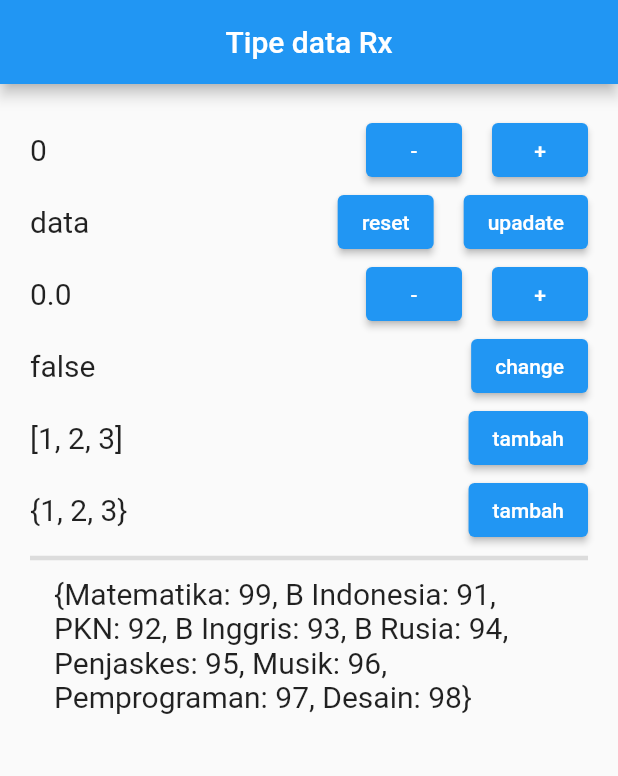
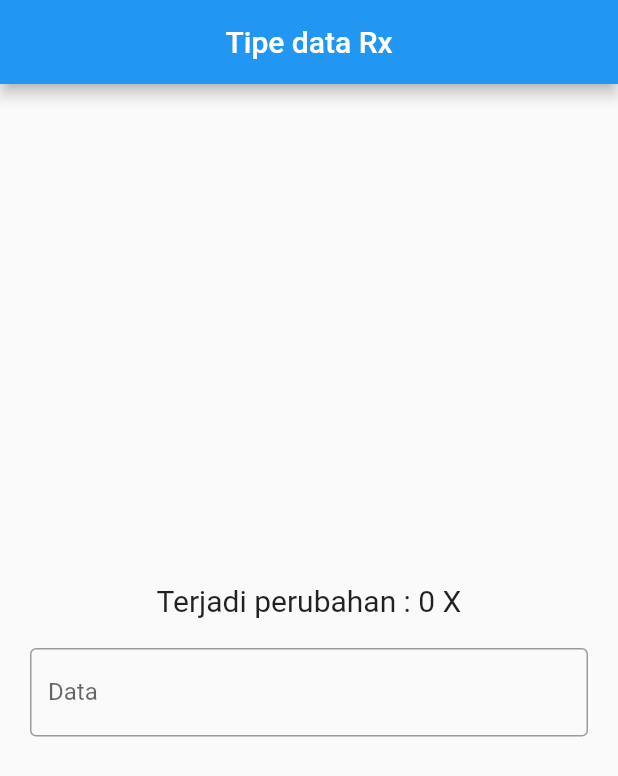
Before and after one commit to juragancode/belajar_getx, a Flutter app: the screen it shows after launch, on a phone screen of 412 x 824 dp. Shown: the top 776 px of the screen. Run offline on Flutter 3.47's test engine with Material 2 defaults, Android fonts, the phone set to English and light mode, and no system bars; our stand-ins replace get; missing offline and left inert: dart:ffi.

Commit message:
Workers 02

```diff
--- a/lib/controllers/homeController.dart
+++ b/lib/controllers/homeController.dart
@@ -1,70 +1,26 @@
+import 'dart:ffi';
+
 import 'package:get/get.dart';
 
 class homeController extends GetxController {
-  RxInt dataInt = 0.obs;
-  RxString dataString = "data".obs;
-  RxDouble dataDouble = 0.0.obs;
-  RxBool dataBool = false.obs;
-  RxList<int> dataList = [1, 2, 3].obs;
-  RxSet<int> dataSet = {1, 2, 3}.obs;
-  RxMap<String, int> myMap = <String, int>{
-    "Matematika": 99,
-    "B Indonesia": 91,
-    "PKN": 92,
-    "B Inggris": 93,
-    "B Rusia": 94,
-    "Penjaskes": 95,
-    "Musik": 96,
-    "Pemprograman": 97,
-    "Desain": 98,
-  }.obs;
+  RxInt dataPantau = 0.obs;
 
-  int angkaSelanjutnyaList = 4;
-  int angkaSelanjutnyaSet = 4;
+  void change() => dataPantau++;
 
-  void tambahDataList() {
-    dataList.add(angkaSelanjutnyaList);
-    angkaSelanjutnyaList++;
-  }
-
-  void tambahDataSet() {
-    dataSet.add(angkaSelanjutnyaSet);
-    angkaSelanjutnyaSet++;
-  }
-
-  void changeDataBool() {
-    // if (dataBool.value == false) {
-
-    // if (dataBool.isFalse) {
-    //   dataBool.value = true;
-    // } else {
-    //   dataBool.value = false;
-    // }
-
-    dataBool.toggle();
-  }
-
-  void updateDataString() {
-    dataString.value = "data(updated)";
-  }
-
-  void resetDataString() {
-    dataString.value = "data";
-  }
-
-  void incrementInt() => dataInt++;
-  void decrementInt() => dataInt--;
-
-  void incrementDouble() => dataDouble.value = dataDouble.value +
-      0.10000000000000000000000000000000000000000000000000000000000000000000000000000000000;
-  void decrementDouble() => dataDouble.value = dataDouble.value -
-      0.10000000000000000000000000000000000000000000000000000000000000000000000000000000000;
-
-  void updateDataBool() {
-    dataBool.value = true;
-  }
-
-  void resetDataBool() {
-    dataBool.value = false;
+  @override
+  void onInit() {
+    // ever(dataPantau, (data) => print("Perubahan"));
+    // once(dataPantau, (data) => print("hanya memantau 1x perubahan"));
+    // debounce(
+    //   dataPantau,
+    //   (data) => print("Pantau 2 seconds"),
+    //   time: Duration(seconds: 2),
+    // );
+    interval(
+      dataPantau,
+      (data) => print("Pantau 2 seconds"),
+      time: Duration(seconds: 2),
+    );
+    super.onInit();
   }
 }
--- a/lib/pages/home.dart
+++ b/lib/pages/home.dart
@@ -16,147 +16,25 @@ class HomePage extends StatelessWidget {
           "Tipe data Rx",
         ),
       ),
-      body: ListView(
-        padding: EdgeInsets.all(20),
-        children: [
-          Row(
-            mainAxisAlignment: MainAxisAlignment.spaceBetween,
+      body: Padding(
+        padding: const EdgeInsets.all(20),
+        child: Center(
+          child: Column(
+            mainAxisAlignment: MainAxisAlignment.center,
             children: [
               Obx(() => Text(
-                    "${homeC.dataInt}",
+                    "Terjadi perubahan : ${homeC.dataPantau} X",
                     style: TextStyle(fontSize: 20),
                   )),
-              Row(
-                children: [
-                  ElevatedButton(
-                    onPressed: () => homeC.decrementInt(),
-                    child: Text("-"),
-                  ),
-                  SizedBox(width: 20),
-                  ElevatedButton(
-                    onPressed: () => homeC.incrementInt(),
-                    child: Text("+"),
-                  ),
-                ],
-              ),
+              SizedBox(height: 20),
+              TextField(
+                onChanged: (value) => homeC.change(),
+                decoration: InputDecoration(
+                    labelText: "Data", border: OutlineInputBorder()),
+              )
             ],
           ),
-          Row(
-            mainAxisAlignment: MainAxisAlignment.spaceBetween,
-            children: [
-              Obx(() => Text(
-                    "${homeC.dataString}",
-                    style: TextStyle(fontSize: 20),
-                  )),
-              Row(
-                children: [
-                  ElevatedButton(
-                    onPressed: () => homeC.resetDataString(),
-                    child: Text("reset"),
-                  ),
-                  SizedBox(width: 20),
-                  ElevatedButton(
-                    onPressed: () => homeC.updateDataString(),
-                    child: Text("upadate"),
-                  ),
-                ],
-              ),
-            ],
-          ),
-          Row(
-            mainAxisAlignment: MainAxisAlignment.spaceBetween,
-            children: [
-              Obx(() => Text(
-                    "${homeC.dataDouble}",
-                    style: TextStyle(fontSize: 20),
-                  )),
-              Row(
-                children: [
-                  ElevatedButton(
-                    onPressed: () => homeC.decrementDouble(),
-                    child: Text("-"),
-                  ),
-                  SizedBox(width: 20),
-                  ElevatedButton(
-                    onPressed: () => homeC.incrementDouble(),
-                    child: Text("+"),
-                  ),
-                ],
-              ),
-            ],
-          ),
-          Row(
-            mainAxisAlignment: MainAxisAlignment.spaceBetween,
-            children: [
-              Obx(() => Text(
-                    "${homeC.dataBool}",
-                    style: TextStyle(fontSize: 20),
-                  )),
-              Row(
-                children: [
-                  // ElevatedButton(
-                  //   onPressed: () => homeC.resetDataBool(),
-                  //   child: Text("false"),
-                  // ),
-                  // SizedBox(width: 20),
-                  // ElevatedButton(
-                  //   onPressed: () => homeC.updateDataBool(),
-                  //   child: Text("true"),
-                  // ),
-
-                  ElevatedButton(
-                    onPressed: () => homeC.changeDataBool(),
-                    child: Text("change"),
-                  ),
-                ],
-              ),
-            ],
-          ),
-          Row(
-            mainAxisAlignment: MainAxisAlignment.spaceBetween,
-            children: [
-              Obx(() => Text(
-                    "${homeC.dataList}",
-                    style: TextStyle(fontSize: 20),
-                  )),
-              Row(
-                children: [
-                  ElevatedButton(
-                    onPressed: () => homeC.tambahDataList(),
-                    child: Text("tambah"),
-                  ),
-                ],
-              ),
-            ],
-          ),
-          Row(
-            mainAxisAlignment: MainAxisAlignment.spaceBetween,
-            children: [
-              Obx(() => Text(
-                    "${homeC.dataSet}",
-                    style: TextStyle(fontSize: 20),
-                  )),
-              Row(
-                children: [
-                  ElevatedButton(
-                    onPressed: () => homeC.tambahDataSet(),
-                    child: Text("tambah"),
-                  ),
-                ],
-              ),
-            ],
-          ),
-          Divider(
-            thickness: 3,
-          ),
-          Obx(
-            () => ListTile(
-                title: Text(
-              "${homeC.myMap}",
-              style: TextStyle(fontSize: 20),
-            )),
-          ),
-        ],
+        ),
       ),
     );
   }
```
